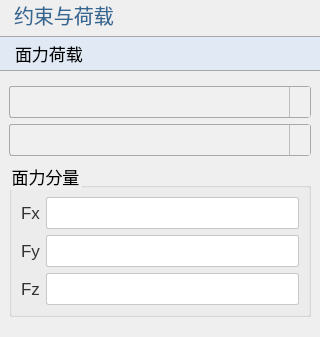
The window that plugins/Base_PhysicalField/FaceLoadPage.ui (asd977/base_cae) describes before a commit, drawn with Qt 5.
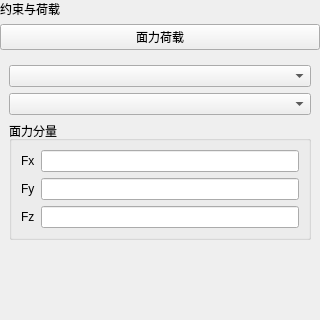
The same window after the commit. Icons and pictures are not drawn.

Commit message: fix(ui): place verticalSpacer at page root layout end

The edit to the form file:
```diff
--- a/plugins/Base_PhysicalField/FaceLoadPage.ui
+++ b/plugins/Base_PhysicalField/FaceLoadPage.ui
@@ -13,104 +13,6 @@
   <property name="windowTitle">
    <string>面力荷载</string>
   </property>
-  <property name="styleSheet">
-   <string notr="true">QWidget{
-font-family: &quot;Microsoft YaHei&quot;, &quot;微软雅黑&quot;;
-}
-QPushButton {
-    font-size: 17px;
-    min-height: 32px;
-}
-QPushButton#pushButton {
-    background-color: rgb(224, 233, 244);
-    border-width: 1px;
-    border-color: rgb(121, 121, 121);
-    border-style: solid;
-    min-height: 33px;
-    border-top: 1px solid rgb(169, 169, 169);
-    border-bottom: 1px solid rgb(169, 169, 169);
-    border-left: none;
-    border-right: none;
-    text-align: left;
-    padding-left: 15px;
-    font-size: 17px;
-}
-QLabel {
-    font-size: 17px;
-    color: rgb(51, 51, 51);
-}
-QLabel#pageNameLabel {
-    font-size: 20px;
-    padding-left: 9px;
-    color: rgb(53, 103, 147);
-}
-QLineEdit, QTextEdit, QPlainTextEdit, QSpinBox, QDoubleSpinBox, QDateTimeEdit {
-    border: 1px solid rgb(200, 200, 200);
-    border-radius: 2px;
-    font-size: 17px;
-    min-height: 30px;
-}
-QLineEdit:focus, QTextEdit:focus, QPlainTextEdit:focus,
-QSpinBox:focus, QDoubleSpinBox:focus, QDateTimeEdit:focus {
-    border-color: rgb(100, 100, 255);
-    outline: none;
-}
-QComboBox {
-    font-size: 17px;
-    color: rgb(51, 51, 51);
-    padding-left: 6px;
-    background: rgb(240, 240, 240);
-    border: 1px solid rgb(169, 169, 169);
-    border-radius: 3px;
-    min-height: 30px;
-}
-QComboBox::drop-down {
-    subcontrol-origin: padding;
-    subcontrol-position: top right;
-    width: 20px;
-    background: rgb(240, 240, 240);
-    border-left: 1px solid rgb(190, 190, 190);
-}
-QComboBox::down-arrow {
-    image: url(:/resources/arrow_down_drawn.svg);
-    width: 12px;
-    height: 12px;
-}
-QSpinBox::up-button, QDoubleSpinBox::up-button {
-    subcontrol-origin: border;
-    subcontrol-position: top right;
-    width: 18px;
-    border-left: 1px solid rgb(190, 190, 190);
-    border-bottom: 1px solid rgb(210, 210, 210);
-    background: rgb(240, 240, 240);
-}
-QSpinBox::down-button, QDoubleSpinBox::down-button {
-    subcontrol-origin: border;
-    subcontrol-position: bottom right;
-    width: 18px;
-    border-left: 1px solid rgb(190, 190, 190);
-    background: rgb(240, 240, 240);
-}
-QSpinBox::up-arrow, QDoubleSpinBox::up-arrow {
-    image: url(:/resources/arrow_up_drawn.svg);
-    width: 10px;
-    height: 10px;
-}
-QSpinBox::down-arrow, QDoubleSpinBox::down-arrow {
-    image: url(:/resources/arrow_down_drawn.svg);
-    width: 10px;
-    height: 10px;
-}
-QRadioButton, QCheckBox, QGroupBox {
-    font-size: 17px;
-}
-QTableWidget, QTreeWidget, QListWidget {
-    font-size: 16px;
-    gridline-color: rgb(210, 210, 210);
-}
-
-</string>
-  </property>
   <layout class="QVBoxLayout" name="verticalLayout">
    <property name="leftMargin">
     <number>0</number>
```
Left out of the diff: 16 changed lines with no effect on the pictures. The commit also changes 45 other files.
